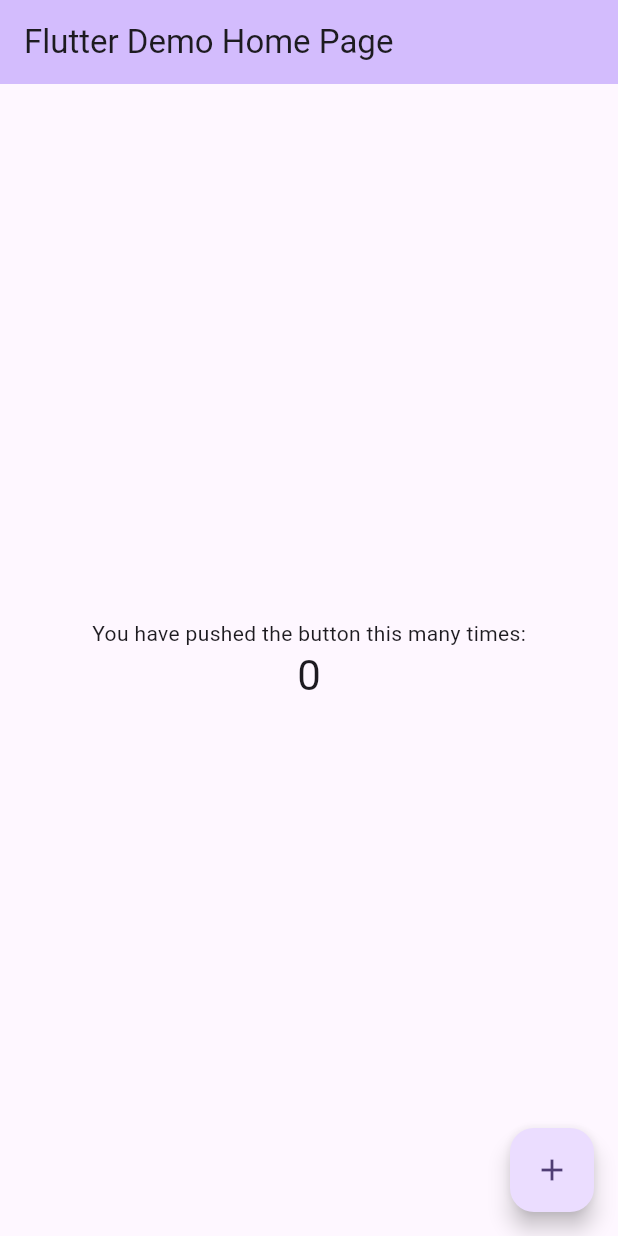
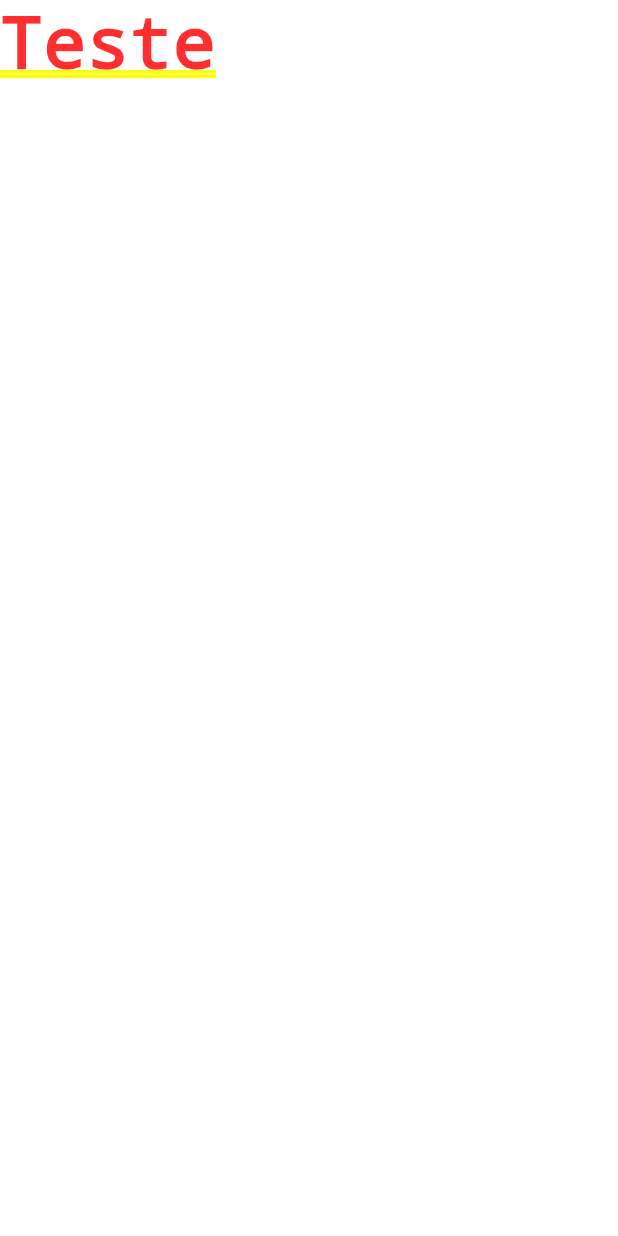
Before and after one commit to C-Brener/MarketToGoApp, a Flutter app: the screen it shows after launch, on a phone screen of 412 x 824 dp. Run offline on Flutter 3.47's test engine with Material 3 defaults, Android fonts, the phone set to English and light mode, and no system bars; project files that could hold a hidden picture were left out.

Commit message:
Initial Conf

```diff
--- a/lib/main.dart
+++ b/lib/main.dart
@@ -1,4 +1,5 @@
 import 'package:flutter/material.dart';
+import 'package:market_to_go/screen/App.dart';
 
 void main() {
   runApp(const MyApp());
@@ -13,113 +14,10 @@ class MyApp extends StatelessWidget {
     return MaterialApp(
       title: 'Flutter Demo',
       theme: ThemeData(
-        // This is the theme of your application.
-        //
-        // TRY THIS: Try running your application with "flutter run". You'll see
-        // the application has a purple toolbar. Then, without quitting the app,
-        // try changing the seedColor in the colorScheme below to Colors.green
-        // and then invoke "hot reload" (save your changes or press the "hot
-        // reload" button in a Flutter-supported IDE, or press "r" if you used
-        // the command line to start the app).
-        //
-        // Notice that the counter didn't reset back to zero; the application
-        // state is not lost during the reload. To reset the state, use hot
-        // restart instead.
-        //
-        // This works for code too, not just values: Most code changes can be
-        // tested with just a hot reload.
         colorScheme: ColorScheme.fromSeed(seedColor: Colors.deepPurple),
         useMaterial3: true,
       ),
-      home: const MyHomePage(title: 'Flutter Demo Home Page'),
+      home: const App(),
     );
   }
 }
-
-class MyHomePage extends StatefulWidget {
-  const MyHomePage({super.key, required this.title});
-
-  // This widget is the home page of your application. It is stateful, meaning
-  // that it has a State object (defined below) that contains fields that affect
-  // how it looks.
-
-  // This class is the configuration for the state. It holds the values (in this
-  // case the title) provided by the parent (in this case the App widget) and
-  // used by the build method of the State. Fields in a Widget subclass are
-  // always marked "final".
-
-  final String title;
-
-  @override
-  State<MyHomePage> createState() => _MyHomePageState();
-}
-
-class _MyHomePageState extends State<MyHomePage> {
-  int _counter = 0;
-
-  void _incrementCounter() {
-    setState(() {
-      // This call to setState tells the Flutter framework that something has
-      // changed in this State, which causes it to rerun the build method below
-      // so that the display can reflect the updated values. If we changed
-      // _counter without calling setState(), then the build method would not be
-      // called again, and so nothing would appear to happen.
-      _counter++;
-    });
-  }
-
-  @override
-  Widget build(BuildContext context) {
-    // This method is rerun every time setState is called, for instance as done
-    // by the _incrementCounter method above.
-    //
-    // The Flutter framework has been optimized to make rerunning build methods
-    // fast, so that you can just rebuild anything that needs updating rather
-    // than having to individually change instances of widgets.
-    return Scaffold(
-      appBar: AppBar(
-        // TRY THIS: Try changing the color here to a specific color (to
-        // Colors.amber, perhaps?) and trigger a hot reload to see the AppBar
-        // change color while the other colors stay the same.
-        backgroundColor: Theme.of(context).colorScheme.inversePrimary,
-        // Here we take the value from the MyHomePage object that was created by
-        // the App.build method, and use it to set our appbar title.
-        title: Text(widget.title),
-      ),
-      body: Center(
-        // Center is a layout widget. It takes a single child and positions it
-        // in the middle of the parent.
-        child: Column(
-          // Column is also a layout widget. It takes a list of children and
-          // arranges them vertically. By default, it sizes itself to fit its
-          // children horizontally, and tries to be as tall as its parent.
-          //
-          // Column has various properties to control how it sizes itself and
-          // how it positions its children. Here we use mainAxisAlignment to
-          // center the children vertically; the main axis here is the vertical
-          // axis because Columns are vertical (the cross axis would be
-          // horizontal).
-          //
-          // TRY THIS: Invoke "debug painting" (choose the "Toggle Debug Paint"
-          // action in the IDE, or press "p" in the console), to see the
-          // wireframe for each widget.
-          mainAxisAlignment: MainAxisAlignment.center,
-          children: <Widget>[
-            const Text(
-              'You have pushed the button this many times:',
-            ),
-            Text(
-              '$_counter',
-              style: Theme.of(context).textTheme.headlineMedium,
-            ),
-          ],
-        ),
-      ),
-      floatingActionButton: FloatingActionButton(
-        onPressed: _incrementCounter,
-        tooltip: 'Increment',
-        child: const Icon(Icons.add),
-      ), // This trailing comma makes auto-formatting nicer for build methods.
-    );
-  }
-}
--- /dev/null
+++ b/lib/screen/App.dart
@@ -0,0 +1,15 @@
+import 'package:flutter/material.dart';
+
+class App extends StatefulWidget {
+  const App({super.key});
+
+  @override
+  State<App> createState() => _AppState();
+}
+
+class _AppState extends State<App> {
+  @override
+  Widget build(BuildContext context) {
+    return const Text("Teste");
+  }
+}
```
Also changed, not shown: pubspec.yaml (+11 -0 lines), assets/fonts/Montserrat-Black.ttf (added), assets/fonts/Montserrat-Bold.ttf (added), assets/fonts/Montserrat-Regular.ttf (added), assets/images/logo.svg (added), pubspec.lock.
